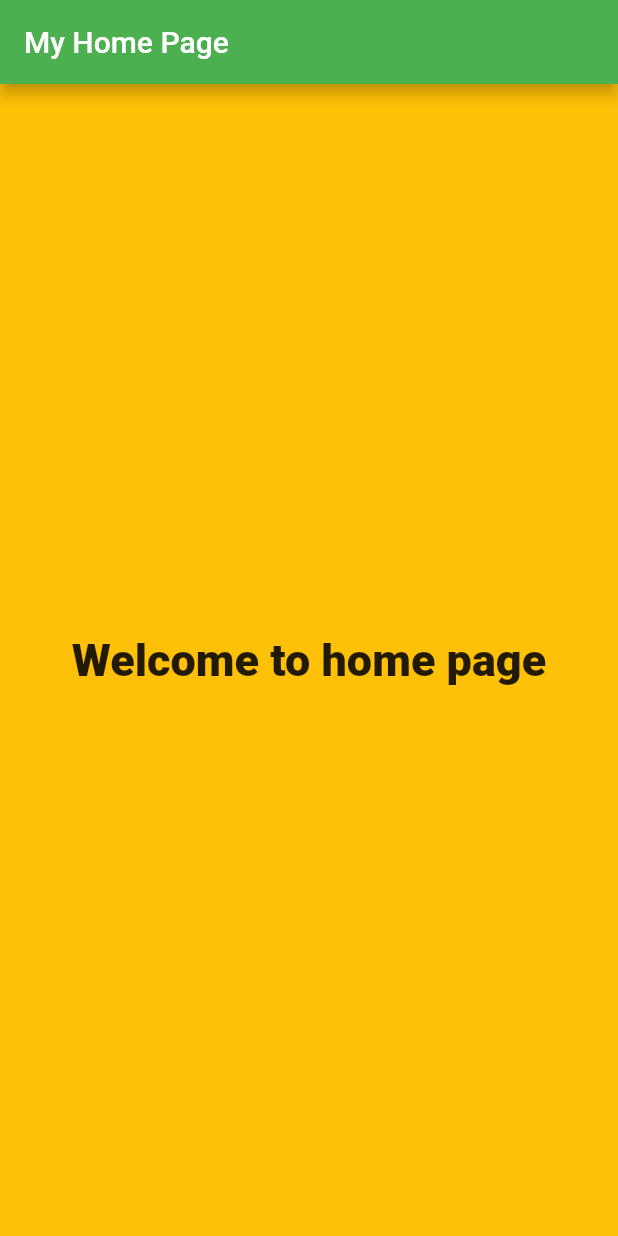
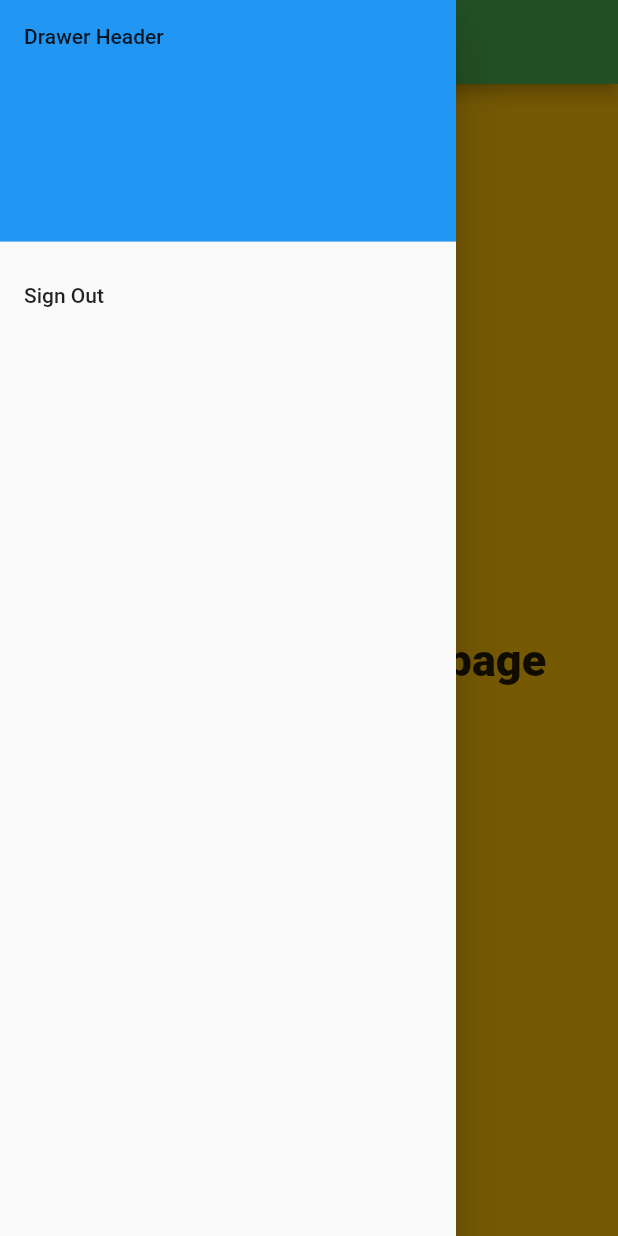
Before and after one commit to nqianhuiii/MentorMentee, a Flutter app: the screen it shows once a user with an empty profile is signed in, with the side drawer open (before the commit the screen has no drawer), on a phone screen of 412 x 824 dp. Run offline on Flutter 3.47's test engine with Material 2 defaults, Android fonts, the phone set to English and light mode, and no system bars; our stand-ins replace firebase_auth, firebase_core; accounts and stored records are empty; network calls fail.

Commit message:
create drawer

```diff
--- a/lib/auth.dart
+++ b/lib/auth.dart
@@ -1,7 +1,6 @@
 import 'package:firebase_auth/firebase_auth.dart';
 import 'package:flutter/material.dart';
-import 'package:flutter_application_1/home.dart';
-
+import 'package:flutter_application_1/home.dart'; //another form of import other than like the below one
 import 'login.dart';
 
 class Authentication extends StatefulWidget {
@@ -18,13 +17,13 @@ class _AuthenticationState extends State<Authentication> {
         body: StreamBuilder<User?>(
       stream: FirebaseAuth.instance
           .authStateChanges(), // notify user about changes to the sign-in state
-      builder: ((context, snapshot) { // snapshot is a collection of metadata
+      builder: ((context, snapshot) {
+        // snapshot is a collection of metadata
         if (snapshot.hasData) {
-          return const Home();
+          return const Home(); // return to homepage if have data existed
+          // return const MyLoginPage(title: 'My Login Page');
         } else {
-          return const MyLoginPage(
-            title: 'My Login Page'
-          );
+          return const MyLoginPage(title: 'My Login Page');
         }
       }),
     ));
--- /dev/null
+++ b/lib/drawer.dart
@@ -0,0 +1,32 @@
+import 'package:firebase_auth/firebase_auth.dart';
+import 'package:flutter/material.dart';
+
+class NavDrawer extends StatelessWidget {
+  const NavDrawer({super.key});
+
+  @override
+  Widget build(BuildContext context) {
+    return Drawer(
+      child: ListView(
+        padding: EdgeInsets.zero,
+        children: [
+          const DrawerHeader(
+            decoration: BoxDecoration(
+              color: Colors.blue,
+            ),
+            child: Text('Drawer Header'),
+          ),
+          ListTile(
+            title: const Text('Sign Out'),
+            onTap: () {
+              // update the state of the app
+              FirebaseAuth.instance.signOut();
+              // then close the drawer
+              Navigator.pop(context);
+            },
+          ),
+        ],
+      ),
+    );
+  }
+}
--- a/lib/home.dart
+++ b/lib/home.dart
@@ -1,11 +1,15 @@
 import 'package:flutter/material.dart';
+import 'package:flutter_application_1/drawer.dart';
+// import 'drawer.dart';
+
 
 class Home extends StatelessWidget {
-  const Home({Key? key}) : super(key:key);
+  const Home({Key? key}) : super(key: key);
 
   @override
   Widget build(BuildContext context) {
     return Scaffold(
+        drawer: NavDrawer(),
         appBar: AppBar(
           title: const Text("My Home Page"),
         ),
--- a/lib/login.dart
+++ b/lib/login.dart
@@ -1,5 +1,6 @@
 import 'package:firebase_auth/firebase_auth.dart';
 import 'package:flutter/material.dart';
+
 
 class MyLoginPage extends StatefulWidget {
   const MyLoginPage({Key? key, required this.title}) : super(key: key);
```
Lines whose indentation alone changed are shown as unchanged.
